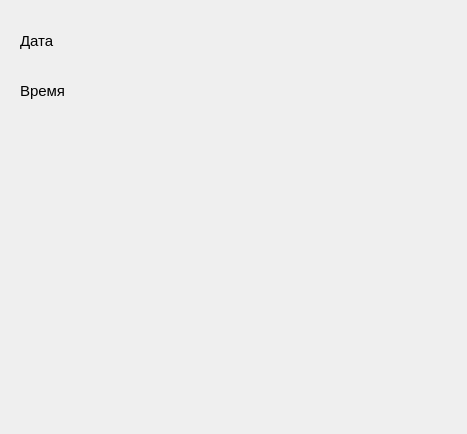
This is ev.ui in maxijer/Zozh as Qt 5 draws it before an edit. The edited form follows.
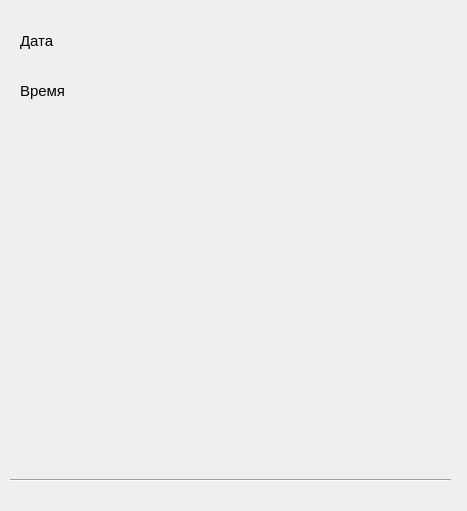
This is the edited form.

The edit to the form file:
```diff
--- a/ev.ui
+++ b/ev.ui
@@ -7,7 +7,7 @@
     <x>0</x>
     <y>0</y>
     <width>467</width>
-    <height>434</height>
+    <height>511</height>
    </rect>
   </property>
   <property name="windowTitle">
@@ -99,6 +99,23 @@
     <string/>
    </property>
   </widget>
+  <widget class="Line" name="line">
+   <property name="geometry">
+    <rect>
+     <x>10</x>
+     <y>470</y>
+     <width>441</width>
+     <height>20</height>
+    </rect>
+   </property>
+   <property name="styleSheet">
+    <string notr="true">font-size: 15px;
+</string>
+   </property>
+   <property name="orientation">
+    <enum>Qt::Horizontal</enum>
+   </property>
+  </widget>
  </widget>
  <resources/>
  <connections/>
```
Left out of the diff: 6 changed lines with no effect on the pictures.
